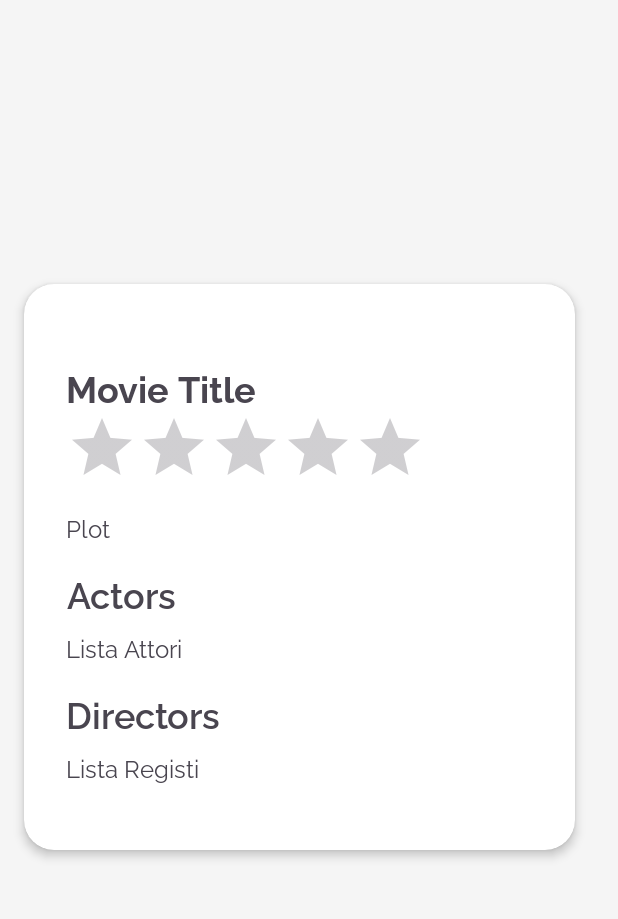
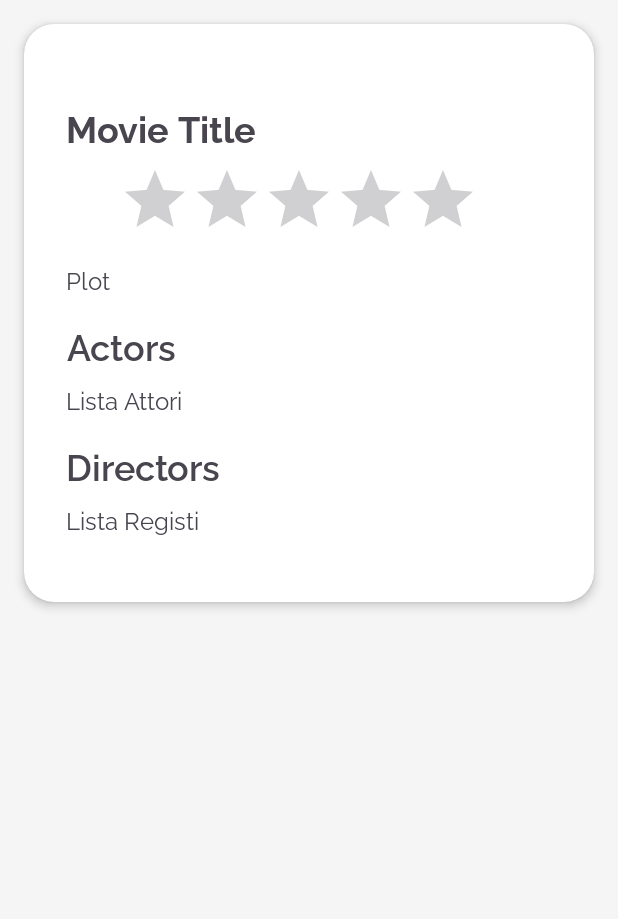
Before and after one commit to Raff120/android_movie_catalog, an Android app: the fragment DetailsFragment placed in its activity, on a phone screen of 412 x 824 dp, the part 84-1003 px from its top. Run offline under Robolectric (Android 15) with nearby library versions, the phone set to English and light mode, and no system bars; our stand-ins replace navigation-ui; network calls fail; pictures from the network do not load.

```diff
--- a/app/src/main/res/layout/fragment_details.xml
+++ b/app/src/main/res/layout/fragment_details.xml
@@ -7,26 +7,23 @@
     android:layout_height="match_parent"
     android:background="@color/white_smoke">
 
-    <ScrollView
-        android:layout_width="match_parent"
-        android:layout_height="wrap_content"
+    <androidx.core.widget.NestedScrollView
+        android:layout_width="0dp"
+        android:layout_height="0dp"
+        app:layout_constraintTop_toTopOf="parent"
         app:layout_constraintBottom_toBottomOf="parent"
-        app:layout_constraintEnd_toEndOf="parent"
-        app:layout_constraintHorizontal_bias="0.0"
         app:layout_constraintStart_toStartOf="parent"
-        app:layout_constraintTop_toTopOf="parent"
-        app:layout_constraintVertical_bias="0.484">
+        app:layout_constraintEnd_toEndOf="parent">
 
         <androidx.cardview.widget.CardView
-            android:layout_width="wrap_content"
+            android:layout_width="match_parent"
             android:layout_height="wrap_content"
             android:layout_marginStart="16dp"
             android:layout_marginTop="16dp"
             android:layout_marginBottom="16dp"
             android:layout_marginEnd="16dp"
             app:cardCornerRadius="20dp"
-            app:cardElevation="4dp"
-           >
+            app:cardElevation="4dp">
 
             <LinearLayout
                 android:layout_width="367dp"
@@ -56,12 +53,19 @@
                     android:textSize="24sp"
                     tools:text="Movie Title" />
 
-
                 <RatingBar
                     android:id="@+id/ratingBar"
                     android:layout_width="wrap_content"
                     android:layout_height="wrap_content"
-                    android:numStars="5" />
+                    android:layout_gravity="center"
+                    android:numStars="5"
+                    app:layout_constraintTop_toBottomOf="@+id/plot_details"
+                    app:layout_constraintStart_toStartOf="parent"
+                    app:layout_constraintEnd_toEndOf="parent"
+                    android:layout_marginTop="8dp"
+                    android:isIndicator="true" />
+
+
 
                 <TextView
                     android:id="@+id/plot_details"
@@ -116,7 +120,7 @@
                     tools:text="Lista dei Registi" />
 
             </LinearLayout>
+
         </androidx.cardview.widget.CardView>
-    </ScrollView>
-
+    </androidx.core.widget.NestedScrollView>
 </androidx.constraintlayout.widget.ConstraintLayout>
```
Also changed, not shown: app/src/main/java/it/step/moviecatalog/adapter/MovieAdapter.kt (+10 -0 lines), app/src/main/java/it/step/moviecatalog/fragment/CategoryFragment.kt (+20 -0 lines), app/src/main/res/layout/fragment_category.xml (+27 -6 lines).
